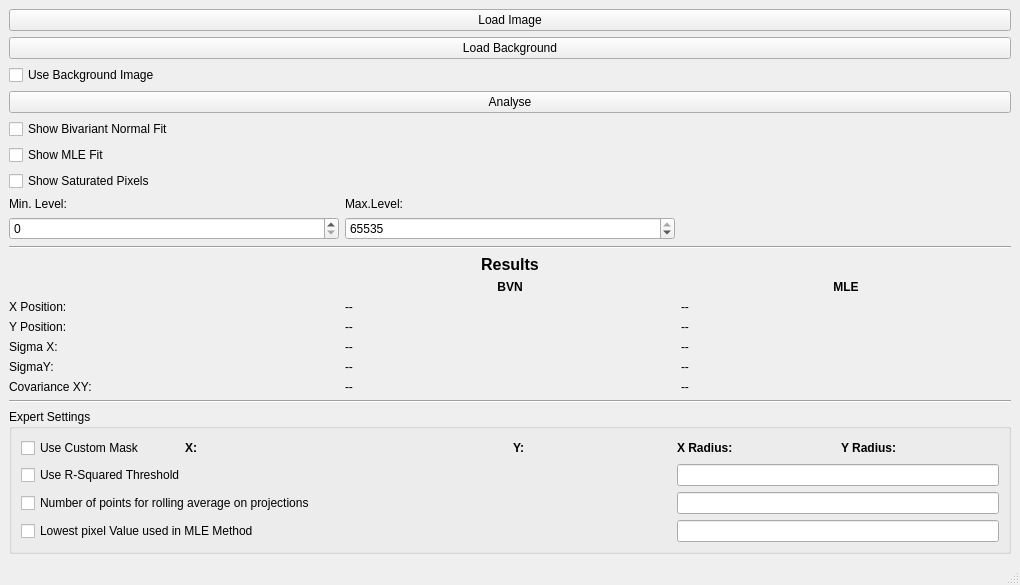
The window that Apps/BYScIT/v2/view/view.ui (VELA-CLARA-software/Software) describes before a commit, drawn with Qt 5.
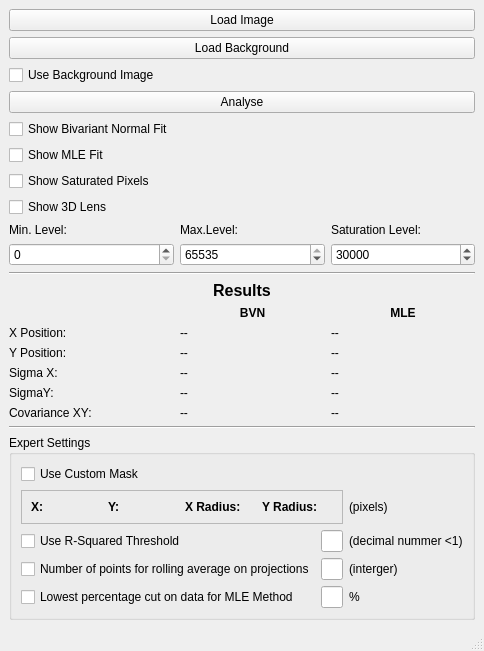
The same window after the commit. Icons and pictures are not drawn.

Commit message: Testing improvement in control room hence the sync

```diff
--- a/Apps/BYScIT/v2/view/view.ui
+++ b/Apps/BYScIT/v2/view/view.ui
@@ -6,8 +6,8 @@
    <rect>
     <x>0</x>
     <y>0</y>
-    <width>1020</width>
-    <height>548</height>
+    <width>468</width>
+    <height>644</height>
    </rect>
   </property>
   <property name="sizePolicy">
@@ -28,203 +28,152 @@
   </property>
   <widget class="QWidget" name="centralwidget">
    <layout class="QGridLayout" name="gridLayout">
-    <item row="18" column="0" colspan="3">
-     <widget class="QGroupBox" name="groupBox">
-      <property name="title">
-       <string>Expert Settings</string>
+    <item row="0" column="0" colspan="3">
+     <widget class="QPushButton" name="pushButton_loadImage">
+      <property name="sizePolicy">
+       <sizepolicy hsizetype="Minimum" vsizetype="Minimum">
+        <horstretch>0</horstretch>
+        <verstretch>0</verstretch>
+       </sizepolicy>
       </property>
-      <layout class="QGridLayout" name="gridLayout_2">
-       <item row="0" column="0">
-        <widget class="QCheckBox" name="checkBox_useCustomMask">
-         <property name="text">
-          <string>Use Custom Mask</string>
-         </property>
-        </widget>
-       </item>
-       <item row="0" column="3">
-        <widget class="QLabel" name="label_customY">
-         <property name="font">
-          <font>
-           <weight>75</weight>
-           <bold>true</bold>
-          </font>
-         </property>
-         <property name="text">
-          <string>Y:</string>
-         </property>
-        </widget>
-       </item>
-       <item row="0" column="4">
-        <widget class="QLabel" name="label_customRX">
-         <property name="font">
-          <font>
-           <weight>75</weight>
-           <bold>true</bold>
-          </font>
-         </property>
-         <property name="text">
-          <string>X Radius:</string>
-         </property>
-        </widget>
-       </item>
-       <item row="0" column="5">
-        <widget class="QLabel" name="label_customRY">
-         <property name="font">
-          <font>
-           <weight>75</weight>
-           <bold>true</bold>
-          </font>
-         </property>
-         <property name="text">
-          <string>Y Radius:</string>
-         </property>
-        </widget>
-       </item>
-       <item row="1" column="4" colspan="2">
-        <widget class="QLineEdit" name="lineEdit_rSquared"/>
-       </item>
-       <item row="2" column="4" colspan="2">
-        <widget class="QLineEdit" name="lineEdit_rollingAverage"/>
-       </item>
-       <item row="3" column="4" colspan="2">
-        <widget class="QLineEdit" name="lineEdit_lowestPixelValue"/>
-       </item>
-       <item row="0" column="1">
-        <widget class="QLabel" name="label_customX">
-         <property name="font">
-          <font>
-           <weight>75</weight>
-           <bold>true</bold>
-          </font>
-         </property>
-         <property name="text">
-          <string>X:</string>
-         </property>
-        </widget>
-       </item>
-       <item row="1" column="0" colspan="4">
-        <widget class="QCheckBox" name="checkBox_rSquared">
-         <property name="text">
-          <string>Use R-Squared Threshold</string>
-         </property>
-        </widget>
-       </item>
-       <item row="2" column="0" colspan="4">
-        <widget class="QCheckBox" name="checkBox_rollingAverage">
-         <property name="text">
-          <string>Number of points for rolling average on projections</string>
-         </property>
-        </widget>
-       </item>
-       <item row="3" column="0" colspan="4">
-        <widget class="QCheckBox" name="checkBox_lowestPixValue">
-         <property name="text">
-          <string>Lowest pixel Value used in MLE Method</string>
-         </property>
-        </widget>
-       </item>
-      </layout>
+      <property name="text">
+       <string>Load Image</string>
+      </property>
      </widget>
     </item>
-    <item row="16" column="1">
-     <widget class="QLabel" name="label_cxyBVN">
+    <item row="1" column="0" colspan="3">
+     <widget class="QPushButton" name="pushButton_loadBkgrnd">
       <property name="text">
-       <string>--</string>
+       <string>Load Background</string>
+      </property>
+     </widget>
+    </item>
+    <item row="2" column="0">
+     <widget class="QCheckBox" name="checkBox_useBackground">
+      <property name="text">
+       <string>Use Background Image</string>
+      </property>
+     </widget>
+    </item>
+    <item row="3" column="0" colspan="3">
+     <widget class="QPushButton" name="pushButton_analyse">
+      <property name="sizePolicy">
+       <sizepolicy hsizetype="Minimum" vsizetype="Minimum">
+        <horstretch>0</horstretch>
+        <verstretch>0</verstretch>
+       </sizepolicy>
+      </property>
+      <property name="text">
+       <string>Analyse</string>
+      </property>
+     </widget>
+    </item>
+    <item row="4" column="0">
+     <widget class="QCheckBox" name="checkBox_showBVNFit">
+      <property name="text">
+       <string>Show Bivariant Normal Fit</string>
       </property>
      </widget>
     </item>
     <item row="16" column="0">
+     <widget class="QLabel" name="label_19">
+      <property name="text">
+       <string>SigmaY:</string>
+      </property>
+     </widget>
+    </item>
+    <item row="17" column="1">
+     <widget class="QLabel" name="label_cxyBVN">
+      <property name="text">
+       <string>--</string>
+      </property>
+     </widget>
+    </item>
+    <item row="17" column="0">
      <widget class="QLabel" name="label_20">
       <property name="text">
        <string>Covariance XY:</string>
       </property>
      </widget>
     </item>
-    <item row="15" column="2">
+    <item row="16" column="2">
      <widget class="QLabel" name="label_syMLE">
       <property name="text">
        <string>--</string>
       </property>
      </widget>
     </item>
-    <item row="15" column="1">
+    <item row="16" column="1">
      <widget class="QLabel" name="label_syBVN">
       <property name="text">
        <string>--</string>
       </property>
      </widget>
     </item>
-    <item row="15" column="0">
-     <widget class="QLabel" name="label_19">
-      <property name="text">
-       <string>SigmaY:</string>
-      </property>
-     </widget>
-    </item>
-    <item row="14" column="2">
+    <item row="15" column="2">
      <widget class="QLabel" name="label_sxMLE">
       <property name="text">
        <string>--</string>
       </property>
      </widget>
     </item>
-    <item row="14" column="1">
+    <item row="15" column="1">
      <widget class="QLabel" name="label_sxBVN">
       <property name="text">
        <string>--</string>
       </property>
      </widget>
     </item>
-    <item row="14" column="0">
+    <item row="15" column="0">
      <widget class="QLabel" name="label_18">
       <property name="text">
        <string>Sigma X:</string>
       </property>
      </widget>
     </item>
-    <item row="13" column="2">
+    <item row="14" column="2">
      <widget class="QLabel" name="label_yMLE">
       <property name="text">
        <string>--</string>
       </property>
      </widget>
     </item>
-    <item row="13" column="1">
+    <item row="14" column="1">
      <widget class="QLabel" name="label_yBVN">
       <property name="text">
        <string>--</string>
       </property>
      </widget>
     </item>
-    <item row="13" column="0">
+    <item row="14" column="0">
      <widget class="QLabel" name="label_17">
       <property name="text">
        <string>Y Position:</string>
       </property>
      </widget>
     </item>
-    <item row="12" column="2">
+    <item row="13" column="2">
      <widget class="QLabel" name="label_xMLE">
       <property name="text">
        <string>--</string>
       </property>
      </widget>
     </item>
-    <item row="12" column="1">
+    <item row="13" column="1">
      <widget class="QLabel" name="label_xBVN">
       <property name="text">
        <string>--</string>
       </property>
      </widget>
     </item>
-    <item row="12" column="0">
+    <item row="13" column="0">
      <widget class="QLabel" name="label_16">
       <property name="text">
        <string>X Position:</string>
       </property>
      </widget>
     </item>
-    <item row="11" column="2">
+    <item row="12" column="2">
      <widget class="QLabel" name="label_5">
       <property name="font">
        <font>
@@ -240,7 +189,7 @@
       </property>
      </widget>
     </item>
-    <item row="11" column="1">
+    <item row="12" column="1">
      <widget class="QLabel" name="label_4">
       <property name="font">
        <font>
@@ -256,7 +205,7 @@
       </property>
      </widget>
     </item>
-    <item row="10" column="0" colspan="3">
+    <item row="11" column="0" colspan="3">
      <widget class="QLabel" name="label_3">
       <property name="font">
        <font>
@@ -273,14 +222,14 @@
       </property>
      </widget>
     </item>
-    <item row="9" column="0" colspan="3">
+    <item row="10" column="0" colspan="3">
      <widget class="Line" name="line_2">
       <property name="orientation">
        <enum>Qt::Horizontal</enum>
       </property>
      </widget>
     </item>
-    <item row="8" column="1">
+    <item row="9" column="1">
      <widget class="QSpinBox" name="spinBox_max">
       <property name="maximum">
        <number>65535</number>
@@ -290,14 +239,14 @@
       </property>
      </widget>
     </item>
-    <item row="8" column="0">
+    <item row="9" column="0">
      <widget class="QSpinBox" name="spinBox_min">
       <property name="maximum">
        <number>65535</number>
       </property>
      </widget>
     </item>
-    <item row="7" column="1">
+    <item row="8" column="1">
      <widget class="QLabel" name="label_2">
       <property name="sizePolicy">
        <sizepolicy hsizetype="Preferred" vsizetype="Fixed">
@@ -310,7 +259,7 @@
       </property>
      </widget>
     </item>
-    <item row="7" column="0">
+    <item row="8" column="0">
      <widget class="QLabel" name="label">
       <property name="sizePolicy">
        <sizepolicy hsizetype="Preferred" vsizetype="Fixed">
@@ -337,67 +286,206 @@
       </property>
      </widget>
     </item>
-    <item row="4" column="0">
-     <widget class="QCheckBox" name="checkBox_showBVNFit">
-      <property name="text">
-       <string>Show Bivariant Normal Fit</string>
-      </property>
-     </widget>
-    </item>
-    <item row="3" column="0" colspan="3">
-     <widget class="QPushButton" name="pushButton_analyse">
-      <property name="sizePolicy">
-       <sizepolicy hsizetype="Minimum" vsizetype="Minimum">
-        <horstretch>0</horstretch>
-        <verstretch>0</verstretch>
-       </sizepolicy>
-      </property>
-      <property name="text">
-       <string>Analyse</string>
-      </property>
-     </widget>
-    </item>
-    <item row="2" column="0">
-     <widget class="QCheckBox" name="checkBox_useBackground">
-      <property name="text">
-       <string>Use Background Image</string>
-      </property>
-     </widget>
-    </item>
-    <item row="1" column="0" colspan="3">
-     <widget class="QPushButton" name="pushButton_loadBkgrnd">
-      <property name="text">
-       <string>Load Background</string>
-      </property>
-     </widget>
-    </item>
-    <item row="0" column="0" colspan="3">
-     <widget class="QPushButton" name="pushButton_loadImage">
-      <property name="sizePolicy">
-       <sizepolicy hsizetype="Minimum" vsizetype="Minimum">
-        <horstretch>0</horstretch>
-        <verstretch>0</verstretch>
-       </sizepolicy>
-      </property>
-      <property name="text">
-       <string>Load Image</string>
-      </property>
-     </widget>
-    </item>
-    <item row="16" column="2">
+    <item row="17" column="2">
      <widget class="QLabel" name="label_cxyMLE">
       <property name="text">
        <string>--</string>
       </property>
      </widget>
     </item>
-    <item row="17" column="0" colspan="3">
+    <item row="18" column="0" colspan="3">
      <widget class="Line" name="line">
       <property name="orientation">
        <enum>Qt::Horizontal</enum>
       </property>
      </widget>
     </item>
+    <item row="8" column="2">
+     <widget class="QLabel" name="label_6">
+      <property name="text">
+       <string>Saturation Level:</string>
+      </property>
+     </widget>
+    </item>
+    <item row="9" column="2">
+     <widget class="QSpinBox" name="spinBox_satLevel">
+      <property name="maximum">
+       <number>65535</number>
+      </property>
+      <property name="value">
+       <number>30000</number>
+      </property>
+     </widget>
+    </item>
+    <item row="7" column="0">
+     <widget class="QCheckBox" name="checkBox_show3DLens">
+      <property name="text">
+       <string>Show 3D Lens</string>
+      </property>
+     </widget>
+    </item>
+    <item row="19" column="0" colspan="3">
+     <widget class="QGroupBox" name="groupBox">
+      <property name="title">
+       <string>Expert Settings</string>
+      </property>
+      <layout class="QGridLayout" name="gridLayout_2">
+       <item row="0" column="0">
+        <widget class="QCheckBox" name="checkBox_useCustomMask">
+         <property name="text">
+          <string>Use Custom Mask</string>
+         </property>
+        </widget>
+       </item>
+       <item row="5" column="2">
+        <widget class="QLineEdit" name="lineEdit_lowestPixelValue"/>
+       </item>
+       <item row="5" column="3">
+        <widget class="QLabel" name="label_7">
+         <property name="text">
+          <string>%</string>
+         </property>
+        </widget>
+       </item>
+       <item row="5" column="0">
+        <widget class="QCheckBox" name="checkBox_lowestPixValue">
+         <property name="text">
+          <string>Lowest percentage cut on data for MLE Method</string>
+         </property>
+        </widget>
+       </item>
+       <item row="4" column="3">
+        <widget class="QLabel" name="label_8">
+         <property name="text">
+          <string>(interger)</string>
+         </property>
+        </widget>
+       </item>
+       <item row="4" column="2">
+        <widget class="QLineEdit" name="lineEdit_rollingAverage"/>
+       </item>
+       <item row="4" column="0" colspan="2">
+        <widget class="QCheckBox" name="checkBox_rollingAverage">
+         <property name="text">
+          <string>Number of points for rolling average on projections</string>
+         </property>
+        </widget>
+       </item>
+       <item row="3" column="3">
+        <widget class="QLabel" name="label_9">
+         <property name="text">
+          <string>(decimal nummer &lt;1)</string>
+         </property>
+        </widget>
+       </item>
+       <item row="3" column="2">
+        <widget class="QLineEdit" name="lineEdit_rSquared"/>
+       </item>
+       <item row="3" column="0">
+        <widget class="QCheckBox" name="checkBox_rSquared">
+         <property name="text">
+          <string>Use R-Squared Threshold</string>
+         </property>
+        </widget>
+       </item>
+       <item row="1" column="3">
+        <widget class="QLabel" name="label_10">
+         <property name="text">
+          <string>(pixels)</string>
+         </property>
+        </widget>
+       </item>
+       <item row="1" column="0" colspan="3">
+        <widget class="QFrame" name="frame">
+         <property name="frameShape">
+          <enum>QFrame::StyledPanel</enum>
+         </property>
+         <property name="frameShadow">
+          <enum>QFrame::Raised</enum>
+         </property>
+         <layout class="QGridLayout" name="gridLayout_3">
+          <item row="0" column="2">
+           <widget class="QLabel" name="label_customRX">
+            <property name="sizePolicy">
+             <sizepolicy hsizetype="Preferred" vsizetype="Preferred">
+              <horstretch>0</horstretch>
+              <verstretch>0</verstretch>
+             </sizepolicy>
+            </property>
+            <property name="font">
+             <font>
+              <weight>75</weight>
+              <bold>true</bold>
+             </font>
+            </property>
+            <property name="text">
+             <string>X Radius:</string>
+            </property>
+           </widget>
+          </item>
+          <item row="0" column="1">
+           <widget class="QLabel" name="label_customY">
+            <property name="sizePolicy">
+             <sizepolicy hsizetype="Preferred" vsizetype="Preferred">
+              <horstretch>0</horstretch>
+              <verstretch>0</verstretch>
+             </sizepolicy>
+            </property>
+            <property name="font">
+             <font>
+              <weight>75</weight>
+              <bold>true</bold>
+             </font>
+            </property>
+            <property name="text">
+             <string>Y:</string>
+            </property>
+           </widget>
+          </item>
+          <item row="0" column="0">
+           <widget class="QLabel" name="label_customX">
+            <property name="sizePolicy">
+             <sizepolicy hsizetype="Preferred" vsizetype="Preferred">
+              <horstretch>0</horstretch>
+              <verstretch>0</verstretch>
+             </sizepolicy>
+            </property>
+            <property name="font">
+             <font>
+              <weight>75</weight>
+              <bold>true</bold>
+             </font>
+            </property>
+            <property name="text">
+             <string>X:</string>
+            </property>
+           </widget>
+          </item>
+          <item row="0" column="3">
+           <widget class="QLabel" name="label_customRY">
+            <property name="sizePolicy">
+             <sizepolicy hsizetype="Preferred" vsizetype="Preferred">
+              <horstretch>0</horstretch>
+              <verstretch>0</verstretch>
+             </sizepolicy>
+            </property>
+            <property name="font">
+             <font>
+              <weight>75</weight>
+              <bold>true</bold>
+             </font>
+            </property>
+            <property name="text">
+             <string>Y Radius:</string>
+            </property>
+           </widget>
+          </item>
+         </layout>
+        </widget>
+       </item>
+      </layout>
+     </widget>
+    </item>
    </layout>
   </widget>
   <widget class="QStatusBar" name="statusbar"/>
```
The commit also changes 2 other files.
